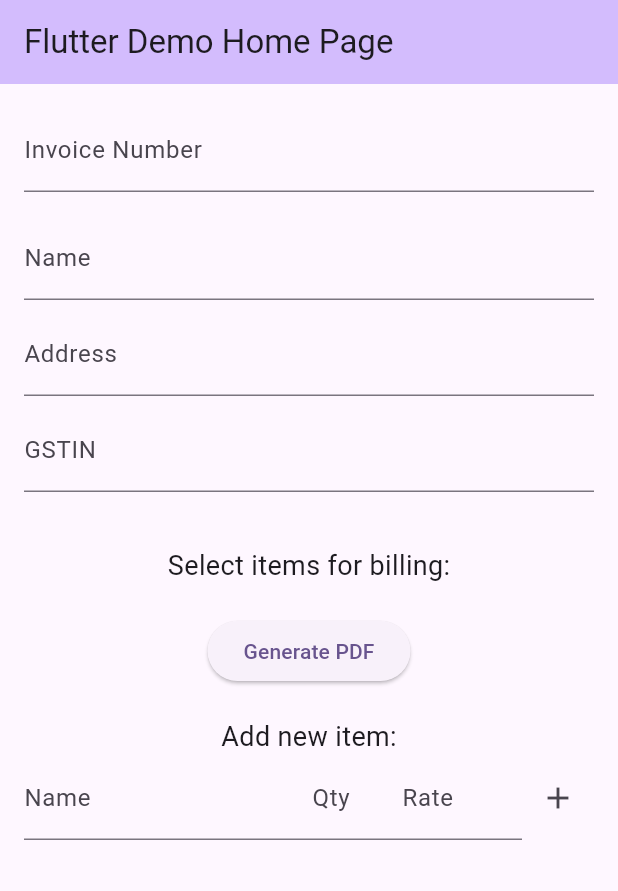
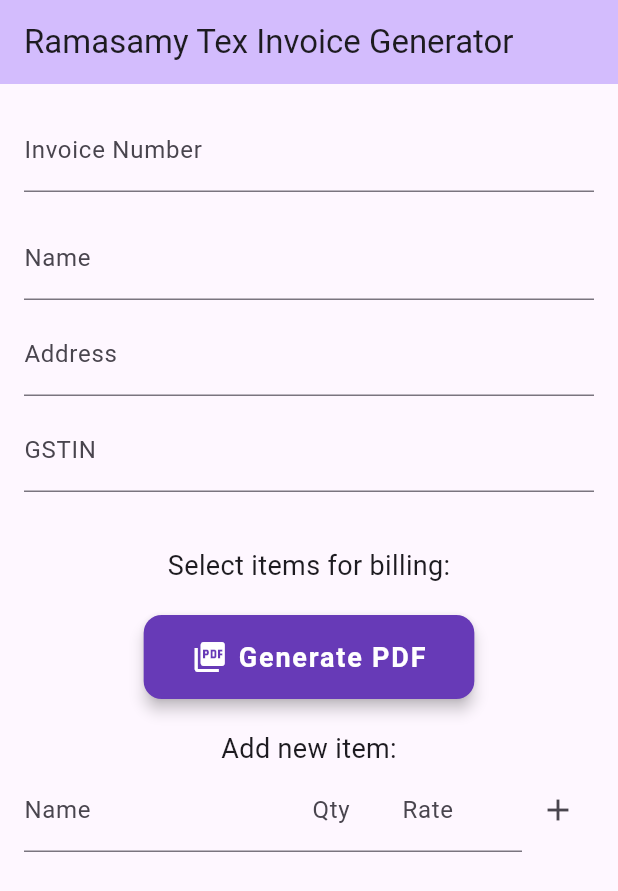
Before and after one commit to sudhameenashankar/billing, a Flutter app: the screen it shows after launch, on a phone screen of 412 x 824 dp. Shown: the top 891 px of the screen. Run offline on Flutter 3.47's test engine with Material 3 defaults, Android fonts, the phone set to English and light mode, and no system bars; our stand-ins replace pdf, printing, shared_preferences; missing offline and left inert: number_to_words.

Commit message:
fixed the generate pdf button look

```diff
--- a/lib/main.dart
+++ b/lib/main.dart
@@ -37,7 +37,7 @@ class MyApp extends StatelessWidget {
         // tested with just a hot reload.
         colorScheme: ColorScheme.fromSeed(seedColor: Colors.deepPurple),
       ),
-      home: const MyHomePage(title: 'Flutter Demo Home Page'),
+      home: const MyHomePage(title: 'Ramasamy Tex Invoice Generator'),
     );
   }
 }
@@ -851,13 +851,31 @@ class _MyHomePageState extends State<MyHomePage> {
               );
             }),
             const SizedBox(height: 20),
-            ElevatedButton(
+            ElevatedButton.icon(
+              style: ElevatedButton.styleFrom(
+                backgroundColor: Colors.deepPurple, // Button color
+                foregroundColor: Colors.white, // Text/Icon color
+                padding: const EdgeInsets.symmetric(
+                  horizontal: 32,
+                  vertical: 16,
+                ),
+                shape: RoundedRectangleBorder(
+                  borderRadius: BorderRadius.circular(12),
+                ),
+                textStyle: const TextStyle(
+                  fontSize: 18,
+                  fontWeight: FontWeight.bold,
+                  letterSpacing: 1.2,
+                ),
+                elevation: 4,
+              ),
+              icon: const Icon(Icons.picture_as_pdf, size: 24),
+              label: const Text('Generate PDF'),
               onPressed: () {
                 if (_formKey.currentState!.validate()) {
                   _generatePdf();
                 }
               },
-              child: const Text('Generate PDF'),
             ),
             const SizedBox(height: 20),
             const Text('Add new item:', style: TextStyle(fontSize: 18)),
```
